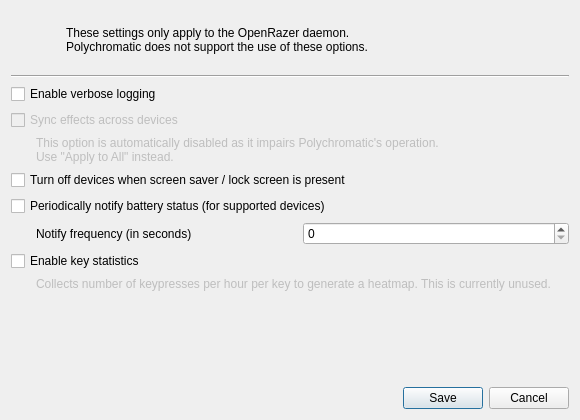
Before: the Qt Designer form data/qt/openrazer-config.ui in polychromatic/polychromatic, drawn with Qt 5.
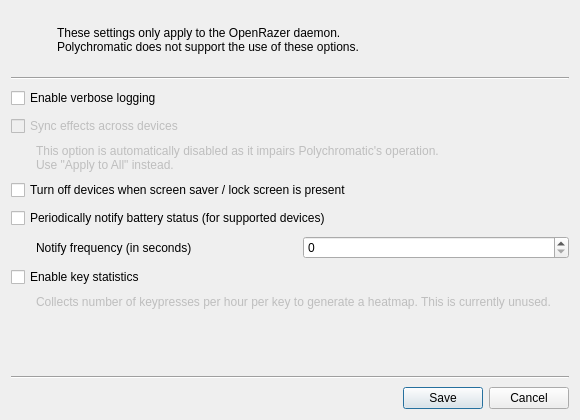
After: the same form once the commit is applied. Icons and pictures are not drawn.

The edit to the form file:
```diff
--- a/data/qt/openrazer-config.ui
+++ b/data/qt/openrazer-config.ui
@@ -33,9 +33,18 @@
     <normaloff>../img/logo/openrazer.svg</normaloff>../img/logo/openrazer.svg</iconset>
   </property>
   <layout class="QVBoxLayout" name="verticalLayout">
+   <property name="spacing">
+    <number>8</number>
+   </property>
    <item>
     <widget class="QWidget" name="About" native="true">
      <layout class="QHBoxLayout" name="horizontalLayout">
+      <property name="leftMargin">
+       <number>0</number>
+      </property>
+      <property name="rightMargin">
+       <number>0</number>
+      </property>
       <item>
        <widget class="QLabel" name="Logo">
         <property name="minimumSize">
@@ -63,6 +72,12 @@
       </item>
       <item>
        <widget class="QLabel" name="Label">
+        <property name="minimumSize">
+         <size>
+          <width>0</width>
+          <height>40</height>
+         </size>
+        </property>
         <property name="text">
          <string>These settings only apply to the OpenRazer daemon.
 Polychromatic does not support the use of these options.</string>
@@ -197,6 +212,13 @@
      </property>
     </spacer>
    </item>
+   <item>
+    <widget class="Line" name="line_2">
+     <property name="orientation">
+      <enum>Qt::Horizontal</enum>
+     </property>
+    </widget>
+   </item>
    <item>
     <widget class="QDialogButtonBox" name="DialogButtons">
      <property name="orientation">
```
